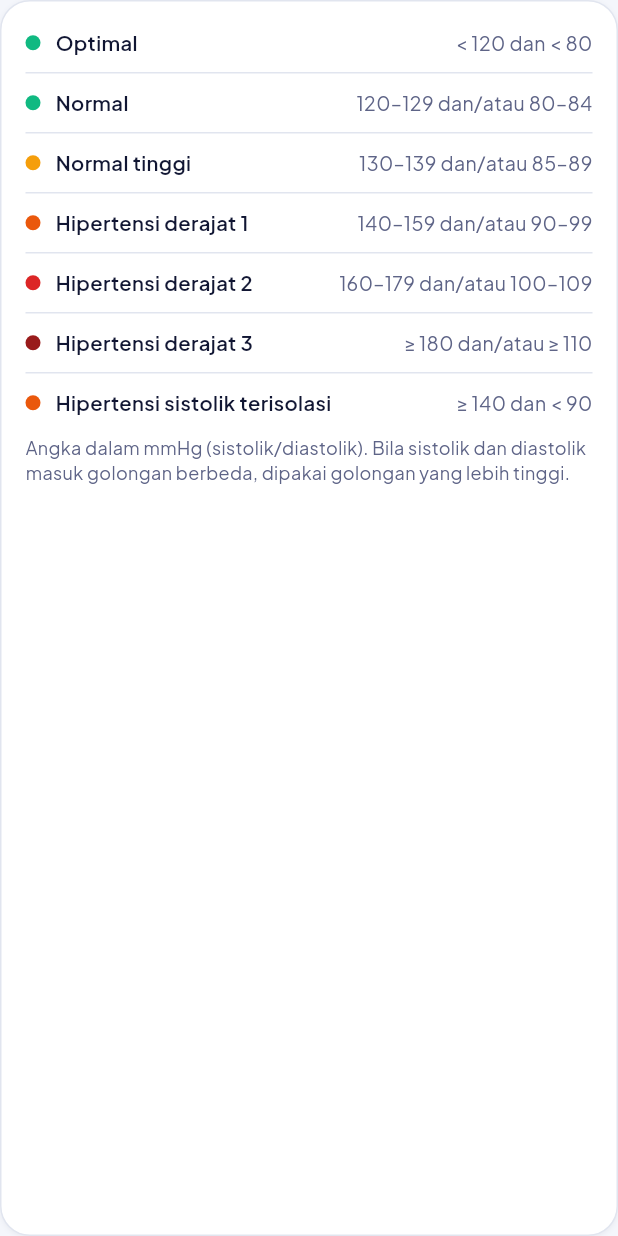
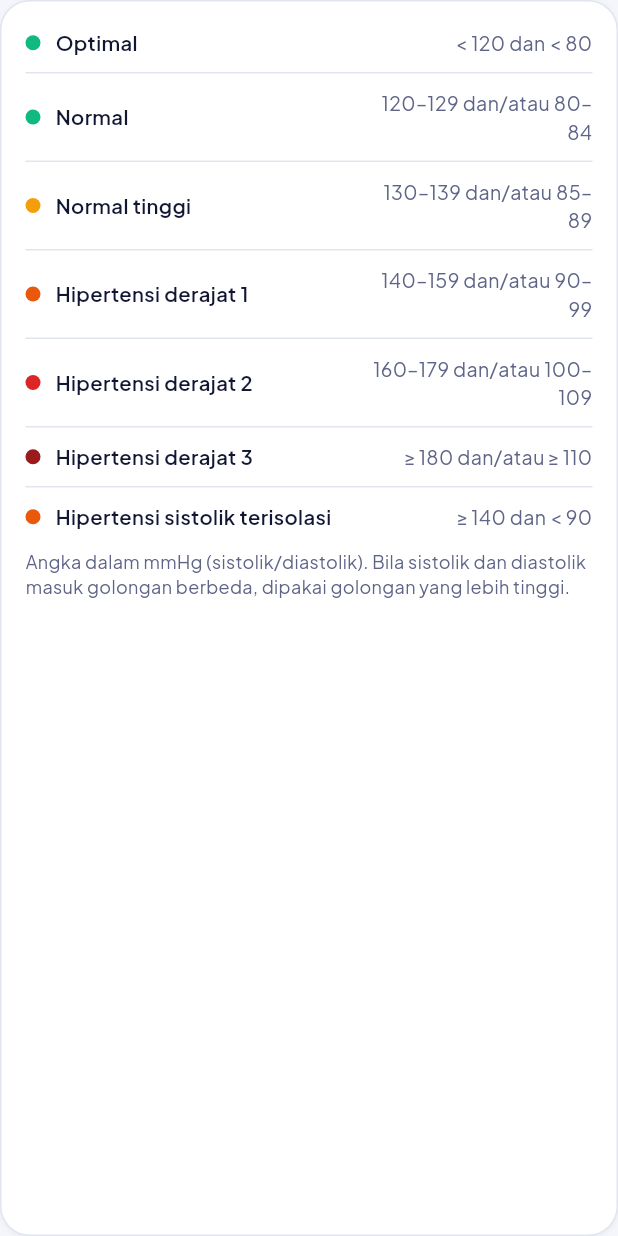
Before and after one commit to scameer42-droid/ingetzeon, a Flutter app: the _GuideBp widget shown alone on an empty page, opened directly, on a phone screen of 412 x 824 dp. Run offline on Flutter 3.47's test engine with Material 3 defaults, Android fonts, the phone set to English and light mode, and no system bars; our stand-ins replace barcode_widget, fl_chart, flutter_local_notifications, flutter_riverpod, flutter_secure_storage, flutter_tts and 11 more; missing offline and left inert: mobile_scanner; accounts and stored records are empty; statements that could not run were skipped.

Commit message:
Tensi & Gula Darah: tabel golongan tidak meluber di layar 360 px
Co-Authored-By: Claude Opus 5.5 <noreply@anthropic.com>
Claude-Session: https://claude.ai/code/session_015TuBiXJdxGbh19vDDeuh4h

```diff
--- a/lib/presentation/screens/vital_screen.dart
+++ b/lib/presentation/screens/vital_screen.dart
@@ -397,8 +397,9 @@ class _GuideBp extends StatelessWidget {
             child: Row(children: [
               Container(width: 10, height: 10, decoration: BoxDecoration(color: colors[i], shape: BoxShape.circle)),
               const SizedBox(width: 10),
-              Expanded(child: Text(bpGuide[i].$1, style: TextStyle(fontWeight: FontWeight.w600, fontSize: 13.5, color: context.ink))),
-              Text(bpGuide[i].$2, style: TextStyle(fontSize: 13, color: context.muted)),
+              Expanded(flex: 5, child: Text(bpGuide[i].$1, style: TextStyle(fontWeight: FontWeight.w600, fontSize: 13.5, color: context.ink))),
+              const SizedBox(width: 8),
+              Expanded(flex: 4, child: Text(bpGuide[i].$2, textAlign: TextAlign.right, style: TextStyle(fontSize: 13, color: context.muted))),
             ]),
           ),
         ],
```
